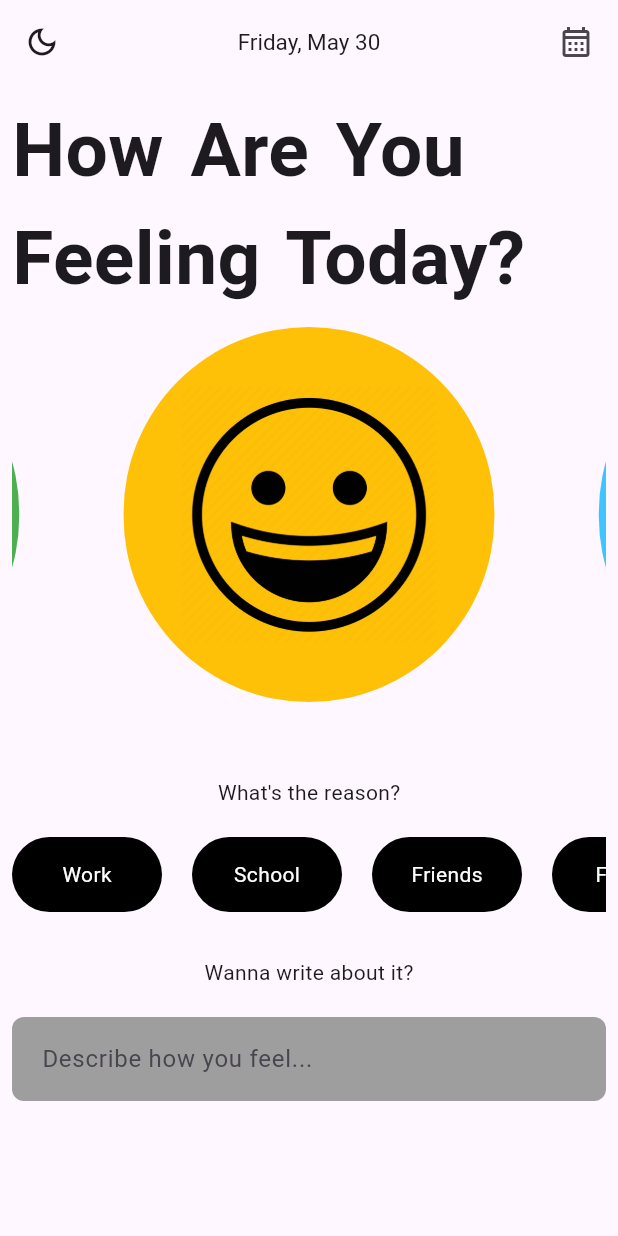
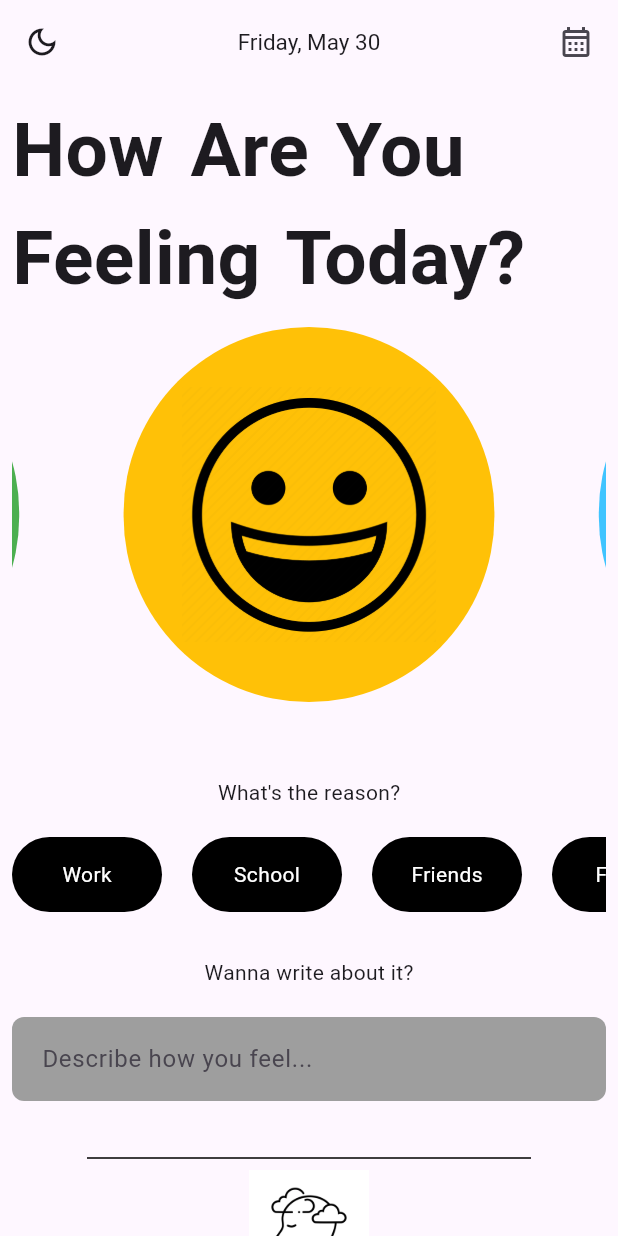
Before and after one commit to KabeloBitcube/mood_tracker, a Flutter app: the screen it shows after launch, on a phone screen of 412 x 824 dp. Run offline on Flutter 3.47's test engine with Material 3 defaults, Android fonts, the phone set to English and light mode, and no system bars; drawn by our look-alikes of carousel_slider; our stand-ins replace go_router.

Commit message:
V7 - Home screen > Added a divider and bottom nav button image with notification count

```diff
--- a/lib/Home/home.dart
+++ b/lib/Home/home.dart
@@ -248,6 +248,29 @@ class HomeScreen extends StatelessWidget {
                   fillColor: Colors.grey,
                 ),
               ),
+              const SizedBox(height: 30,),
+              Padding(
+                padding: const EdgeInsets.only(left: 50, right: 50),
+                child: const Divider(color: Colors.black,),
+              ),
+              Stack(
+                children: [
+                  Image.asset('assets/images/MoodTracker.jpg', height: 80, width: 80,),
+                  Positioned(
+                    top: 50,
+                    left: 40,
+                    child: Container(
+                      height: 25,
+                      width: 25,
+                      decoration: BoxDecoration(
+                        color: Colors.red,
+                        borderRadius: BorderRadius.circular(100)
+                      ),
+                      child: Center(child: const Text('1', style: TextStyle(color: Colors.white, fontWeight: FontWeight.bold),)),
+                    ),
+                  )
+                  ]
+                  ),
             ],
           ),
         ),
--- a/pubspec.yaml
+++ b/pubspec.yaml
@@ -66,6 +66,7 @@ flutter:
     - assets/images/Happy.webp
     - assets/images/Positive.webp
     - assets/images/Sad.webp
+    - assets/images/MoodTracker.jpg
 
   # An image asset can refer to one or more resolution-specific "variants", see
   # https://flutter.dev/to/resolution-aware-images
```
Also changed, not shown: assets/images/MoodTracker.jpg (added).
